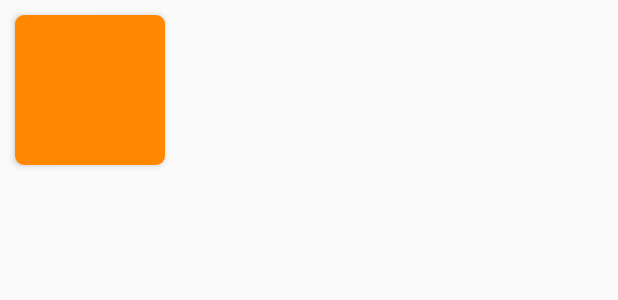
After one commit to AngelValle0396/Prueba, an Android app: the layout activity_item_small.xml on its own in the app's theme, with its tools: preview values and no code run, on a phone screen of 412 x 824 dp. The commit adds this screen. Shown: the top 300 px of the screen. Run offline under Robolectric (Android 15) with nearby library versions, the phone set to English and light mode, and no system bars.

Commit message:
Commit
SeptimoCommit

```diff
--- a/app/src/main/AndroidManifest.xml
+++ b/app/src/main/AndroidManifest.xml
@@ -2,6 +2,7 @@
 <manifest xmlns:android="http://schemas.android.com/apk/res/android"
     package="com.example.banderas_lc1">
 
+    <uses-permission android:name="android.permission.INTERNET"/>
     <application
         android:allowBackup="true"
         android:icon="@mipmap/ic_launcher"
--- a/app/src/main/java/com/example/banderas_lc1/GalleryItem.java
+++ b/app/src/main/java/com/example/banderas_lc1/GalleryItem.java
@@ -12,12 +12,12 @@ import com.mindorks.placeholderview.annotations.View;
 
 @Animate(Animation.CARD_LEFT_IN_DESC)
 @NonReusable
-@Layout(R.layout.galeria_ly)
+@Layout(R.layout.activity_item_big)
 public class GalleryItem {
     @View(R.id.imageView)
-    private ImageView imageView;
+    public ImageView imageView;
 
-    private Drawable mDrawable;
+    public Drawable mDrawable;
 
     public GalleryItem(Drawable drawable) {
         mDrawable = drawable;
--- /dev/null
+++ b/app/src/main/res/layout/activity_item_small.xml
@@ -0,0 +1,20 @@
+<?xml version="1.0" encoding="utf-8"?>
+<LinearLayout xmlns:android="http://schemas.android.com/apk/res/android"
+    xmlns:app="http://schemas.android.com/apk/res-auto"
+    android:orientation="vertical"
+    android:layout_width="wrap_content"
+    android:layout_height="wrap_content">
+    <androidx.cardview.widget.CardView
+        android:layout_width="wrap_content"
+        android:layout_height="wrap_content"
+        android:layout_margin="10dp"
+        app:cardElevation="3dp"
+        app:cardCornerRadius="6dp">
+        <ImageView
+            android:id="@+id/imageView"
+            android:layout_width="100dp"
+            android:layout_height="100dp"
+            android:scaleType="centerCrop"
+            android:src="@android:color/holo_orange_dark"/>
+    </androidx.cardview.widget.CardView>
+</LinearLayout>
```
Also changed, not shown: app/build.gradle (+4 -5 lines), app/src/main/res/layout/activity_item_big.xml (added, +20 -0 lines), app/src/main/res/layout/activity_main.xml (+2 -6 lines), app/src/main/res/layout/galeria_ly.xml (deleted, +0 -12 lines).
